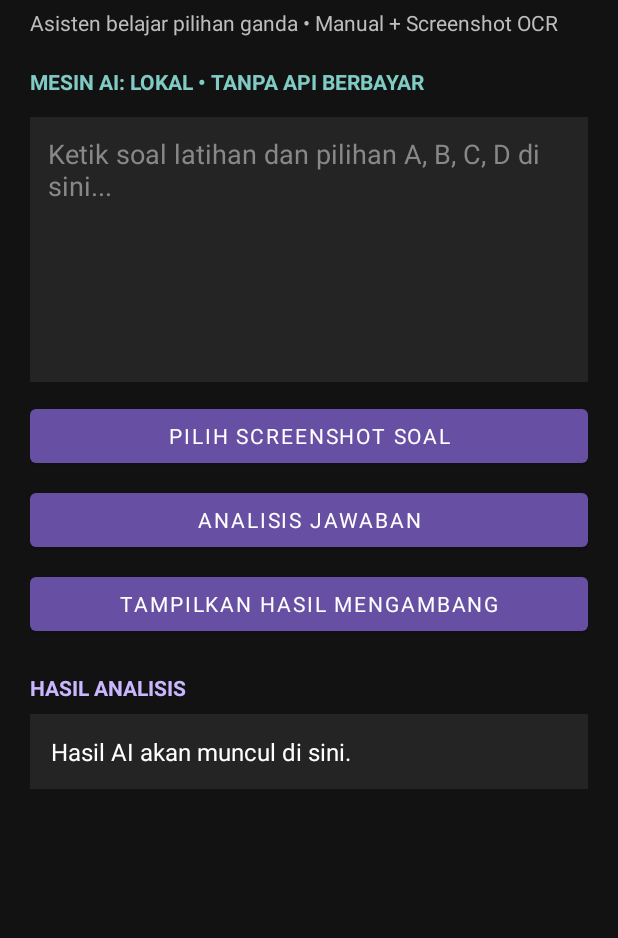
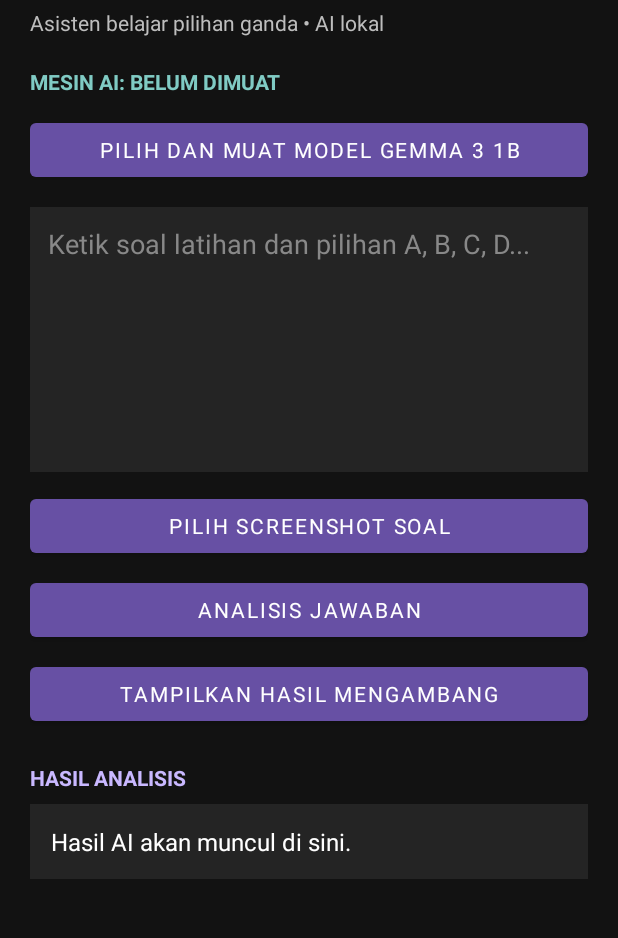
Before and after one commit to stokkneobies-cyber/MCQRootAi, an Android app: the screen it shows after launch (MainActivity), on a phone screen of 412 x 824 dp, the part 82-1020 px from its top. Run offline under Robolectric (Android 15) with nearby library versions, the phone set to English and light mode, and no system bars; libraries missing offline, so code that uses them is left out: com.google.mlkit.vision.

Commit message:
Update text and add button in activity_main.xml

```diff
--- a/app/src/main/res/layout/activity_main.xml
+++ b/app/src/main/res/layout/activity_main.xml
@@ -20,7 +20,7 @@
             android:layout_height="wrap_content"/>
 
         <TextView
-            android:text="Asisten belajar pilihan ganda • Manual + Screenshot OCR"
+            android:text="Asisten belajar pilihan ganda • AI lokal"
             android:textColor="#BDBDBD"
             android:layout_marginTop="5dp"
             android:layout_width="match_parent"
@@ -28,16 +28,23 @@
 
         <TextView
             android:id="@+id/engineStatus"
-            android:text="MESIN AI: LOKAL • TANPA API BERBAYAR"
+            android:text="MESIN AI: BELUM DIMUAT"
             android:textColor="#80CBC4"
             android:textStyle="bold"
             android:layout_marginTop="20dp"
             android:layout_width="match_parent"
             android:layout_height="wrap_content"/>
 
+        <Button
+            android:id="@+id/loadModel"
+            android:text="PILIH DAN MUAT MODEL GEMMA 3 1B"
+            android:layout_marginTop="12dp"
+            android:layout_width="match_parent"
+            android:layout_height="wrap_content"/>
+
         <EditText
             android:id="@+id/question"
-            android:hint="Ketik soal latihan dan pilihan A, B, C, D di sini..."
+            android:hint="Ketik soal latihan dan pilihan A, B, C, D..."
             android:gravity="top|start"
             android:minLines="7"
             android:padding="12dp"
@@ -50,21 +57,21 @@
 
         <Button
             android:id="@+id/pickImage"
-            android:text="Pilih Screenshot Soal"
+            android:text="PILIH SCREENSHOT SOAL"
             android:layout_marginTop="12dp"
             android:layout_width="match_parent"
             android:layout_height="wrap_content"/>
 
         <Button
             android:id="@+id/analyze"
-            android:text="Analisis Jawaban"
+            android:text="ANALISIS JAWABAN"
             android:layout_marginTop="8dp"
             android:layout_width="match_parent"
             android:layout_height="wrap_content"/>
 
         <Button
             android:id="@+id/floating"
-            android:text="Tampilkan Hasil Mengambang"
+            android:text="TAMPILKAN HASIL MENGAMBANG"
             android:layout_marginTop="8dp"
             android:layout_width="match_parent"
             android:layout_height="wrap_content"/>
```
